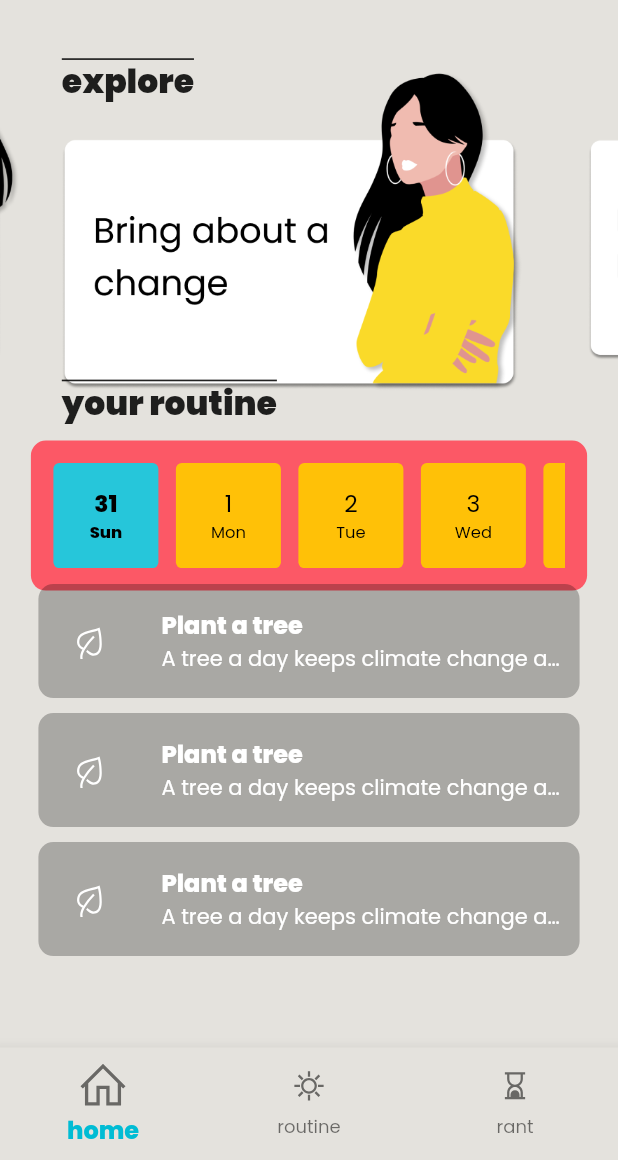
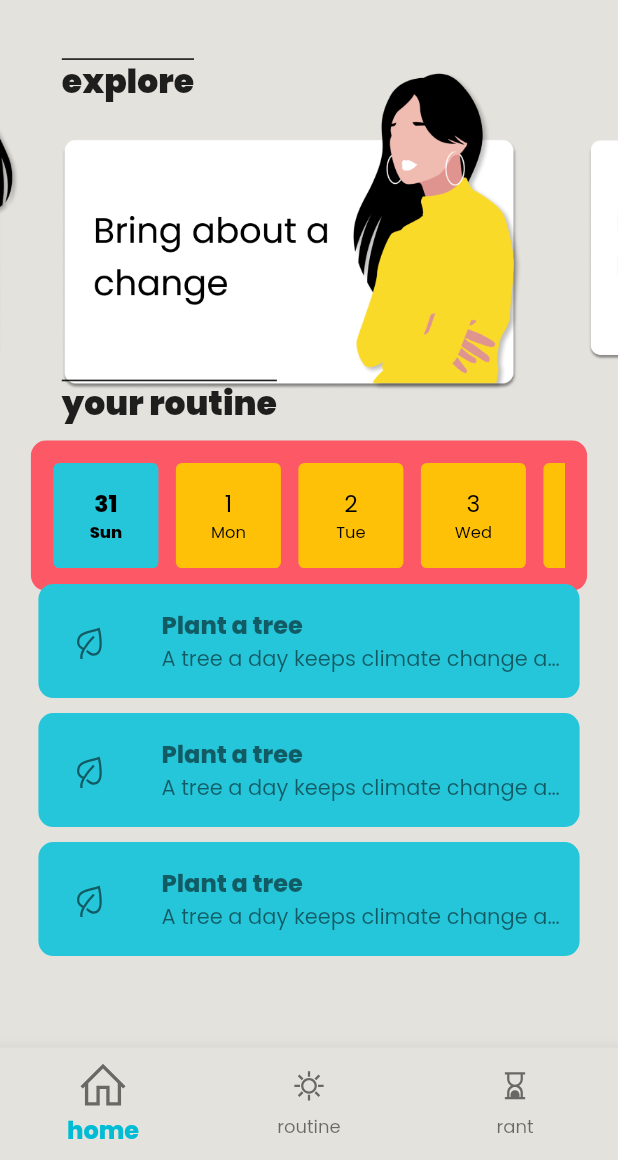
Before and after one commit to dwvicy/niyamo, a Flutter app: the HomePage screen opened by its route, on a phone screen of 412 x 824 dp, the part 76-1236 px from its top. Run offline on Flutter 3.47's test engine with Material 2 defaults, Android fonts, the phone set to English and light mode, and no system bars; drawn by our look-alikes of carousel_slider; our stand-ins replace intro_slider, like_button, line_icons.

Commit message:
feat: IS nav set

```diff
--- a/lib/constants/daily-card.dart
+++ b/lib/constants/daily-card.dart
@@ -18,14 +18,14 @@ class _DailyCardState extends State<DailyCard> {
       padding: const EdgeInsets.all(5.0),
       child: Container(
         decoration: BoxDecoration(
-            color: Colors.black26, borderRadius: BorderRadius.circular(10)),
+            color: Colors.cyan[400], borderRadius: BorderRadius.circular(10)),
         child: ListTile(
           leading: Padding(
             padding: const EdgeInsets.all(8.0),
             child: IconButton(
               icon: Icon(
                 LineIcons.leaf,
-                color: Colors.white,
+                color: Colors.black54,
               ),
               onPressed: () {},
             ),
@@ -33,11 +33,12 @@ class _DailyCardState extends State<DailyCard> {
           contentPadding: EdgeInsets.all(2),
           title: Text(
             'Plant a tree',
-            style: TextStyle(color: Colors.white, fontWeight: FontWeight.bold),
+            style:
+                TextStyle(color: Colors.black54, fontWeight: FontWeight.bold),
           ),
           subtitle: Text(
             'A tree a day keeps climate change awayat bay',
-            style: TextStyle(color: Colors.white),
+            style: TextStyle(color: Colors.black54),
             overflow: TextOverflow.ellipsis,
           ),
         ),
```
Also changed, not shown: lib/screens/brag-sheet.dart (+15 -2 lines), lib/screens/suggestions.dart (+12 -2 lines).
